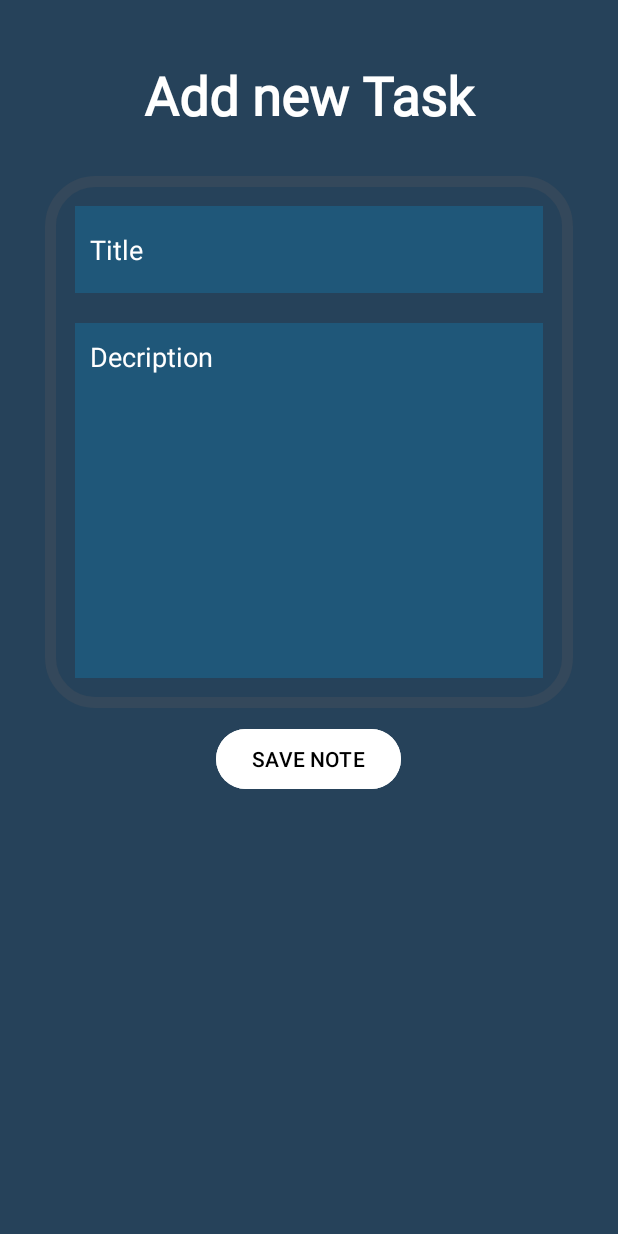
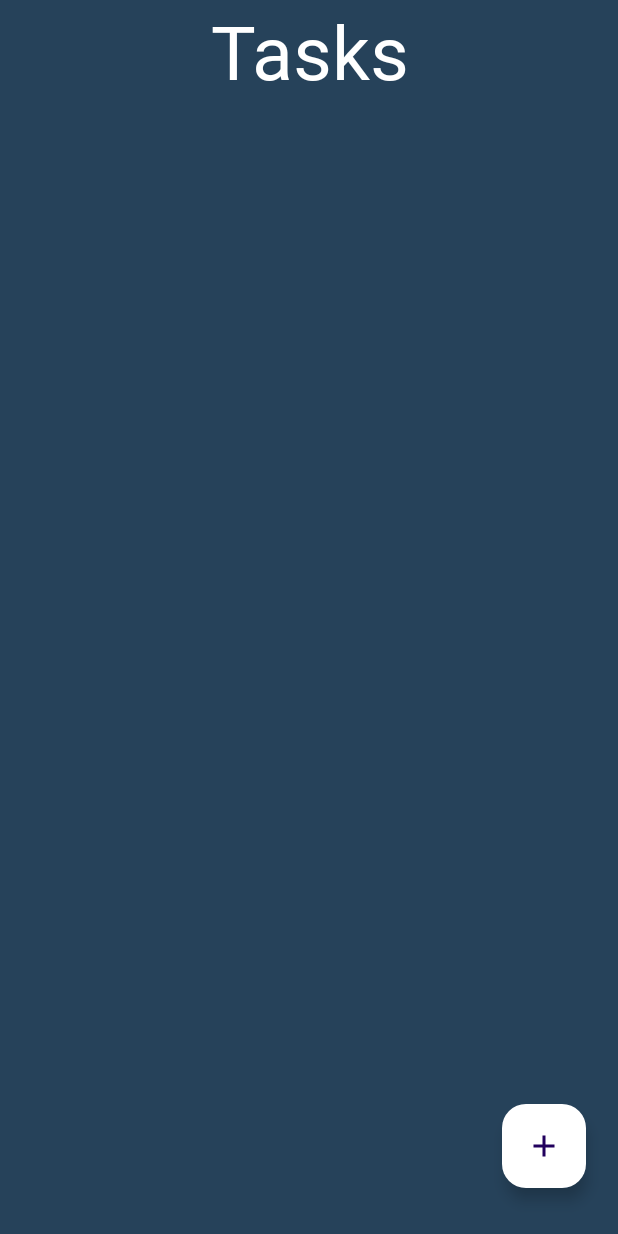
Before and after one commit to sach1nkhatri/StayFit2.0, an Android app: the screen it shows after launch once a user with an empty profile is signed in (TaskActivity before the commit, AddTaskActivity after it), after a tap on "Task To Do", on a phone screen of 412 x 824 dp. Run offline under Robolectric (Android 15) with nearby library versions, the phone set to English and light mode, and no system bars; our stand-ins replace Firebase (no records; nobody signed in at launch, a user with empty details on screens opened directly).

Commit message:
Added Task to do with firebase

```diff
--- a/app/build.gradle.kts
+++ b/app/build.gradle.kts
@@ -44,6 +44,7 @@ dependencies {
     implementation(libs.androidx.constraintlayout)
     implementation(libs.androidx.preference)
     implementation(libs.firebase.auth)
+    implementation(libs.firebase.firestore)
     testImplementation(libs.junit)
     androidTestImplementation(libs.androidx.junit)
     androidTestImplementation(libs.androidx.espresso.core)
--- /dev/null
+++ b/app/src/main/java/com/example/stayfit20/AddTaskActivity.kt
@@ -0,0 +1,68 @@
+package com.example.stayfit20
+
+import android.content.Intent
+import android.os.Bundle
+import androidx.appcompat.app.AppCompatActivity
+import androidx.core.view.ViewCompat
+import androidx.core.view.WindowInsetsCompat
+import androidx.recyclerview.widget.LinearLayoutManager
+import androidx.recyclerview.widget.RecyclerView
+import com.google.android.material.floatingactionbutton.FloatingActionButton
+import com.google.firebase.firestore.FirebaseFirestore
+
+class AddTaskActivity : AppCompatActivity() {
+
+    private lateinit var recyclerView: RecyclerView
+    private lateinit var addNoteBtn: FloatingActionButton
+    private lateinit var adapter: TaskAdaptor
+    private val db = FirebaseFirestore.getInstance()
+    private val notesCollection = db.collection("notes")
+
+    override fun onCreate(savedInstanceState: Bundle?) {
+        super.onCreate(savedInstanceState)
+        setContentView(R.layout.activity_add_task)
+
+        // Initialize the RecyclerView
+        recyclerView = findViewById(R.id.taskRecyclerView)
+        recyclerView.layoutManager = LinearLayoutManager(this)
+
+        // Initialize the FloatingActionButton
+        addNoteBtn = findViewById(R.id.AddTaskBtn)
+
+        // Set onClickListener for the FloatingActionButton
+        addNoteBtn.setOnClickListener {
+            // Create an Intent to start the TaskDetailActivity
+            val intent = Intent(this@AddTaskActivity, TaskDetail::class.java)
+            startActivity(intent)
+        }
+
+        // Fetch data from the database and populate the RecyclerView
+        fetchDataAndPopulateRecyclerView()
+
+        // Apply padding to the main layout to account for system bars
+        ViewCompat.setOnApplyWindowInsetsListener(findViewById(R.id.main)) { v, insets ->
+            val systemBars = insets.getInsets(WindowInsetsCompat.Type.systemBars())
+            v.setPadding(systemBars.left, systemBars.top, systemBars.right, systemBars.bottom)
+            insets
+        }
+    }
+
+    private fun fetchDataAndPopulateRecyclerView() {
+        // Fetch data from the database
+        notesCollection.get()
+            .addOnSuccessListener { result ->
+                val notesList = mutableListOf<NoteModel>()
+                for (document in result) {
+                    val note = document.toObject(NoteModel::class.java)
+                    notesList.add(note)
+                }
+                // Populate the RecyclerView with fetched data
+                adapter = TaskAdaptor(notesList)
+                recyclerView.adapter = adapter
+            }
+            .addOnFailureListener { exception ->
+                // Handle any errors
+                // For example, you can log the error or show a toast message
+            }
+    }
+}
--- a/app/src/main/java/com/example/stayfit20/Dashboard.kt
+++ b/app/src/main/java/com/example/stayfit20/Dashboard.kt
@@ -43,7 +43,7 @@ class Dashboard : AppCompatActivity() {
         }
 
         taskBtn.setOnClickListener {
-            val intent = Intent(this@Dashboard, TaskActivity::class.java)
+            val intent = Intent(this@Dashboard, AddTaskActivity::class.java)
             startActivity(intent)
         }
 
--- a/app/src/main/java/com/example/stayfit20/TaskActivity.kt
+++ /dev/null
@@ -1,20 +0,0 @@
-package com.example.stayfit20
-
-import android.os.Bundle
-import androidx.activity.enableEdgeToEdge
-import androidx.appcompat.app.AppCompatActivity
-import androidx.core.view.ViewCompat
-import androidx.core.view.WindowInsetsCompat
-
-class TaskActivity : AppCompatActivity() {
-    override fun onCreate(savedInstanceState: Bundle?) {
-        super.onCreate(savedInstanceState)
-        enableEdgeToEdge()
-        setContentView(R.layout.activity_task)
-        ViewCompat.setOnApplyWindowInsetsListener(findViewById(R.id.main)) { v, insets ->
-            val systemBars = insets.getInsets(WindowInsetsCompat.Type.systemBars())
-            v.setPadding(systemBars.left, systemBars.top, systemBars.right, systemBars.bottom)
-            insets
-        }
-    }
-}
--- /dev/null
+++ b/app/src/main/res/drawable/addnotebtnico.xml
@@ -0,0 +1,5 @@
+<vector xmlns:android="http://schemas.android.com/apk/res/android" android:height="24dp" android:tint="#15ABE7" android:viewportHeight="24" android:viewportWidth="24" android:width="24dp">
+
+    <path android:fillColor="@android:color/white" android:pathData="M19,13h-6v6h-2v-6H5v-2h6V5h2v6h6v2z"/>
+
+</vector>
--- /dev/null
+++ b/app/src/main/res/layout/activity_add_task.xml
@@ -0,0 +1,46 @@
+<?xml version="1.0" encoding="utf-8"?>
+<androidx.constraintlayout.widget.ConstraintLayout xmlns:android="http://schemas.android.com/apk/res/android"
+    xmlns:app="http://schemas.android.com/apk/res-auto"
+    xmlns:tools="http://schemas.android.com/tools"
+    android:id="@+id/main"
+    android:layout_width="match_parent"
+    android:background="@drawable/splash_bg"
+    android:layout_height="match_parent"
+    tools:context=".AddTaskActivity">
+
+    <TextView
+        android:id="@+id/taskview"
+        android:layout_width="match_parent"
+        android:layout_height="wrap_content"
+        android:fontFamily="@font/orange"
+        android:text="Tasks"
+        android:textAlignment="center"
+        android:textColor="@color/white"
+        android:textSize="50sp"
+        app:layout_constraintEnd_toEndOf="parent"
+        app:layout_constraintStart_toStartOf="parent"
+        app:layout_constraintTop_toTopOf="parent" />
+
+    <androidx.recyclerview.widget.RecyclerView
+        android:id="@+id/taskRecyclerView"
+        android:layout_width="match_parent"
+        android:layout_height="match_parent"
+        android:layout_marginTop="84dp"
+        app:layout_constraintTop_toBottomOf="@+id/taskview"
+        tools:layout_editor_absoluteX="0dp" />
+
+    <com.google.android.material.floatingactionbutton.FloatingActionButton
+        android:id="@+id/AddTaskBtn"
+        android:layout_width="wrap_content"
+        android:layout_height="wrap_content"
+        android:layout_marginBottom="32dp"
+        android:backgroundTint="@color/white"
+        android:contentDescription="@string/add_new_task"
+        android:src="@drawable/addnotebtnico"
+        app:layout_constraintBottom_toBottomOf="parent"
+        app:layout_constraintEnd_toEndOf="parent"
+        app:layout_constraintHorizontal_bias="0.941"
+        app:layout_constraintStart_toStartOf="parent" />
+
+
+</androidx.constraintlayout.widget.ConstraintLayout>
--- a/app/src/main/res/layout/activity_task.xml
+++ b/app/src/main/res/layout/activity_task_detail.xml
@@ -7,7 +7,7 @@
     android:orientation="vertical"
     android:background="@drawable/splash_bg"
     android:padding="20dp"
-    tools:context=".TaskActivity">
+    tools:context=".TaskDetail">
 
     <TextView
         android:layout_width="match_parent"
```
Also changed, not shown: app/src/main/AndroidManifest.xml (+6 -3 lines), app/src/main/java/com/example/stayfit20/NoteModel.java (added, +43 -0 lines), app/src/main/java/com/example/stayfit20/TaskAdaptor.java (added, +83 -0 lines), app/src/main/java/com/example/stayfit20/TaskDetail.kt (added, +58 -0 lines), app/src/main/res/layout/taskrecyclerview.xml (added, +41 -0 lines), gradle/libs.versions.toml (+6 -4 lines).
